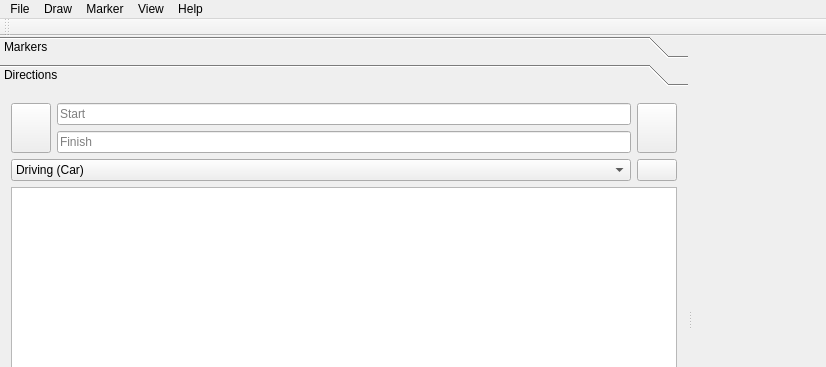
First picture: the form in mainwindow.ui, repository archnemesis/OSMExplorer, before the edit; both pictures show x 0 to 826 and y 0 to 367 of the 939 by 623 pixel window.
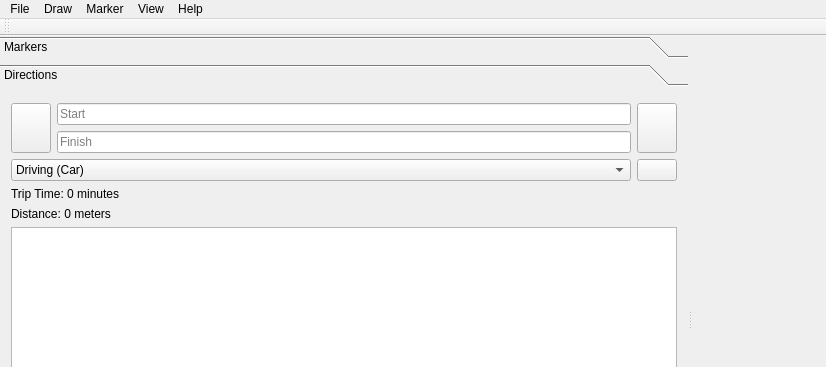
Second picture: the form after the edit. Icons and pictures are not drawn. Custom widgets are drawn as their Qt base class.

```diff
--- a/mainwindow.ui
+++ b/mainwindow.ui
@@ -201,6 +201,20 @@
            </item>
           </layout>
          </item>
+         <item>
+          <widget class="QLabel" name="label">
+           <property name="text">
+            <string>Trip Time: 0 minutes</string>
+           </property>
+          </widget>
+         </item>
+         <item>
+          <widget class="QLabel" name="label_2">
+           <property name="text">
+            <string>Distance: 0 meters</string>
+           </property>
+          </widget>
+         </item>
          <item>
           <widget class="QListWidget" name="lstDirections"/>
          </item>
```
